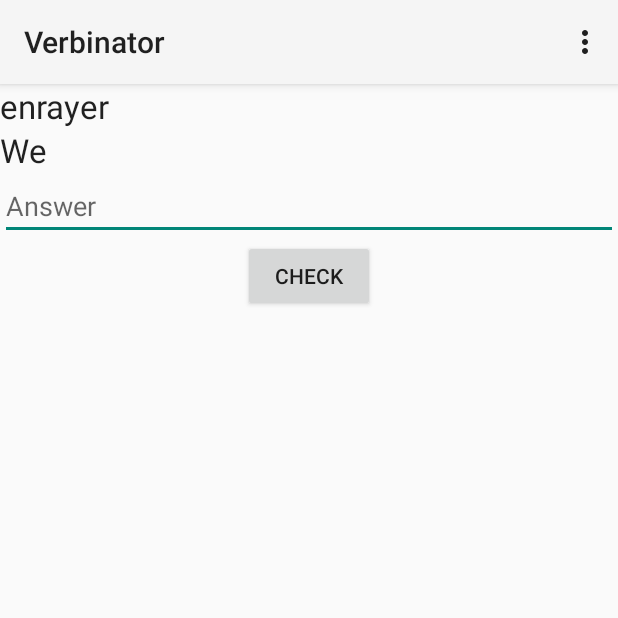
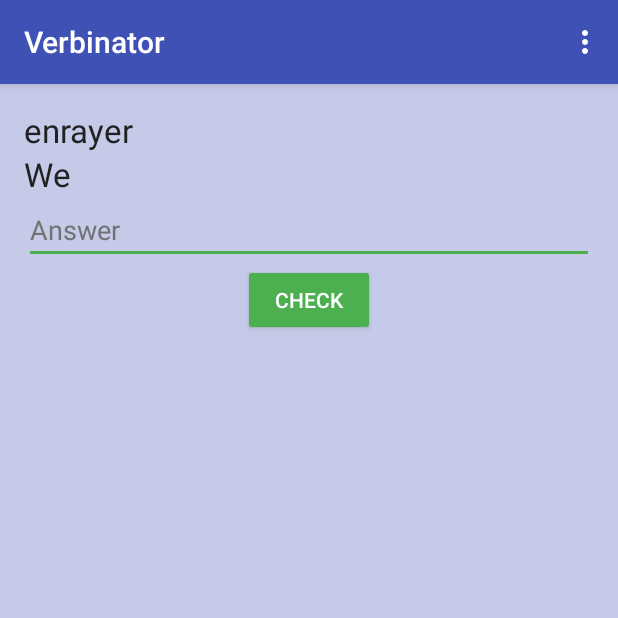
Before and after one commit to etp404/frenchverbinator, an Android app: the screen it shows after launch (QuestionActivity), on a phone screen of 412 x 824 dp, the top half of it. Run offline under Robolectric (Android 15) with nearby library versions, the phone set to English and light mode, and no system bars.

Commit message:
Improved UI

```diff
--- a/app/src/main/res/layout/question_layout.xml
+++ b/app/src/main/res/layout/question_layout.xml
@@ -5,39 +5,39 @@
                   android:layout_height="fill_parent"
                   android:weightSum="1"
                 tools:context=".QuestionActivity"
-                android:id="@+id/question_view_group">
-
+                android:id="@+id/question_view_group"
+                android:layout_margin="16dp"
+                android:elevation="6dp"
+    >
 
     <TextView
         android:layout_width="match_parent"
         android:layout_height="wrap_content"
         android:textAppearance="?android:attr/textAppearanceLarge"
         android:id="@+id/verb"
-        android:text="verb"
-        android:layout_alignParentTop="true"
-        android:layout_alignParentStart="true"/>
+        android:textColor="@color/primary_text"
+        android:text="verb"/>
 
     <TextView
         android:layout_width="match_parent"
         android:layout_height="wrap_content"
         android:textAppearance="?android:attr/textAppearanceLarge"
         android:id="@+id/person"
-        android:text="person"
-        android:layout_centerHorizontal="true"/>
+        android:textColor="@color/primary_text"
+        android:text="person"/>
 
     <EditText
         android:layout_width="match_parent"
         android:layout_height="wrap_content"
         android:id="@+id/answerBox"
-        android:hint="Answer"
-        android:layout_centerHorizontal="true"/>
+        android:textColor="@color/primary_text"
+        android:hint="Answer"/>
 
     <Button
         android:layout_width="wrap_content"
         android:layout_height="wrap_content"
         android:text="CHECK"
         android:id="@+id/submitButton"
-        android:layout_centerHorizontal="true"
         android:layout_gravity="center_horizontal"/>
 
     <Button
@@ -45,10 +45,8 @@
         android:layout_height="wrap_content"
         android:text="Next"
         android:id="@+id/next"
-        android:layout_centerVertical="true"
-        android:layout_centerHorizontal="true"
         android:visibility="gone"
-        android:layout_gravity="center_horizontal"/>/>
+        android:layout_gravity="center_horizontal"/>
 
     <TextView
         android:layout_width="wrap_content"
@@ -56,15 +54,15 @@
         android:textAppearance="?android:attr/textAppearanceLarge"
         android:id="@+id/result_box"
         android:text="result_box"
-        android:layout_below="@+id/submitButton"
-        android:layout_centerHorizontal="true" android:layout_gravity="center_horizontal"/>
+        android:textColor="@color/primary_text"
+        android:layout_gravity="center_horizontal"/>
     <TextView
         android:layout_width="wrap_content"
         android:layout_height="wrap_content"
         android:textAppearance="?android:attr/textAppearanceLarge"
         android:id="@+id/correction_box"
         android:text="correctAnswer"
-        android:layout_below="@+id/result_box"
-        android:layout_centerHorizontal="true" android:layout_gravity="center_horizontal"/>
+        android:textColor="@color/primary_text"
+        android:layout_gravity="center_horizontal"/>
 
 </LinearLayout>
--- a/app/src/main/res/values-v21/styles.xml
+++ b/app/src/main/res/values-v21/styles.xml
@@ -1,5 +1,24 @@
-<?xml version="1.0" encoding="utf-8"?>
 <resources>
-    <style name="AppTheme" parent="android:Theme.Material.Light">
+
+    <!-- Base application theme. -->
+    <style name="AppTheme" parent="android:Theme.Material">
+        <!--<item name="android:actionModeStyle">@style/CustomActionBar</item>-->
+        <item name="android:colorPrimary">@color/primary</item>
+        <item name="android:colorPrimaryDark">@color/primary_dark</item>
+        <item name="android:colorAccent">@color/accent</item>
+        <item name="android:colorButtonNormal">@color/accent</item>
+        <!--<item name="android:textColorPrimary">@color/primary_text</item>-->
+        <item name="android:textColorSecondary">@color/secondary_text</item>
+        <item name="android:textColorHint">@color/secondary_text</item>
+        <item name="android:colorBackground">@color/background_color</item>
     </style>
+
+    <!--<style name="CustomActionBar" parent="android:Widget.Material.ActionMode">-->
+        <!--<item name="android:titleTextStyle">@style/CustomTitleTextStyle</item>-->
+    <!--</style>-->
+
+    <!--<style name="CustomTitleTextStyle" parent="android:TextAppearance.Material.Widget.ActionMode.Title">-->
+        <!--<item name="android:textColor">@color/action_bar_text</item>-->
+    <!--</style>-->
+
 </resources>
--- /dev/null
+++ b/app/src/main/res/values/colors.xml
@@ -0,0 +1,13 @@
+<?xml version="1.0" encoding="utf-8"?>
+<resources>
+    <color name="primary">#3F51B5</color>
+    <color name="primary_dark">#303F9F</color>
+    <color name="primary_light">#C5CAE9</color>
+    <color name="accent">#4CAF50</color>
+    <color name="primary_text">#212121</color>
+    <color name="secondary_text">#727272</color>
+    <color name="background_color">#C5CAE9</color>
+    <color name="icons">#FFFFFF</color>
+    <color name="action_bar_text">#FFFFFF</color>
+    <color name="divider">#B6B6B6</color>
+</resources>
--- a/app/src/main/res/values/styles.xml
+++ b/app/src/main/res/values/styles.xml
@@ -1,8 +1,14 @@
 <resources>
 
     <!-- Base application theme. -->
-    <style name="AppTheme" parent="android:Theme.Holo.Light.DarkActionBar">
-        <!-- Customize your theme here. -->
+    <style name="AppTheme" parent="android:Theme.Material">
+        <item name="android:colorPrimary">@color/primary</item>
+        <item name="android:colorPrimaryDark">@color/primary_dark</item>
+        <item name="android:colorAccent">@color/accent</item>
+        <item name="android:colorButtonNormal">@color/accent</item>
+        <item name="android:textColorPrimary">@color/primary_text</item>
+        <item name="android:textColorSecondary">@color/secondary_text</item>
+        <item name="android:colorBackground">@color/background_color</item>
     </style>
 
 </resources>
```
